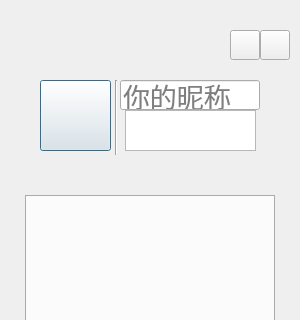
Before: the Qt Designer form ForeEnd/chatroompanel.ui in longruiliu/ECR, drawn with Qt 5; both pictures show x 0 to 300 and y 0 to 320 of the 300 by 700 pixel window.
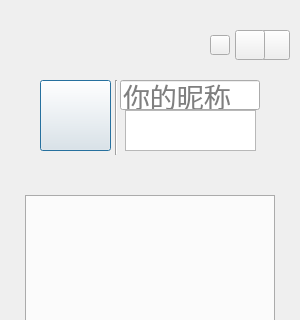
After: the same form once the commit is applied. Icons and pictures are not drawn.

The edit to the form file:
```diff
--- a/ForeEnd/chatroompanel.ui
+++ b/ForeEnd/chatroompanel.ui
@@ -122,7 +122,7 @@
    <widget class="QToolButton" name="MiniButton">
     <property name="geometry">
      <rect>
-      <x>230</x>
+      <x>235</x>
       <y>30</y>
       <width>30</width>
       <height>30</height>
@@ -238,6 +238,26 @@
 &lt;p style=&quot;-qt-paragraph-type:empty; margin-top:0px; margin-bottom:0px; margin-left:0px; margin-right:0px; -qt-block-indent:0; text-indent:0px; font-size:8pt;&quot;&gt;&lt;/p&gt;&lt;/body&gt;&lt;/html&gt;</string>
     </property>
    </widget>
+   <widget class="QPushButton" name="pushButton">
+    <property name="geometry">
+     <rect>
+      <x>210</x>
+      <y>35</y>
+      <width>20</width>
+      <height>20</height>
+     </rect>
+    </property>
+    <property name="cursor">
+     <cursorShape>PointingHandCursor</cursorShape>
+    </property>
+    <property name="styleSheet">
+     <string notr="true">border-image: url(:/bg/helpBtn.png);
+background-image: url(:/bg/content.png);</string>
+    </property>
+    <property name="text">
+     <string/>
+    </property>
+   </widget>
   </widget>
  </widget>
  <resources/>
```
